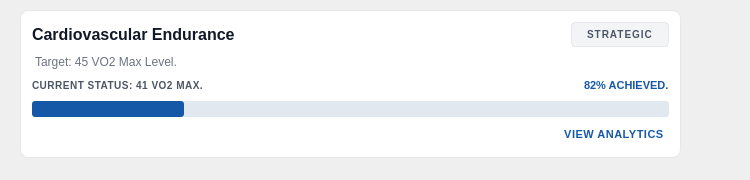
iharisrao/zenith-health-suite, file ZenithHealthSuite/GoalsCard.ui: the form before one commit.
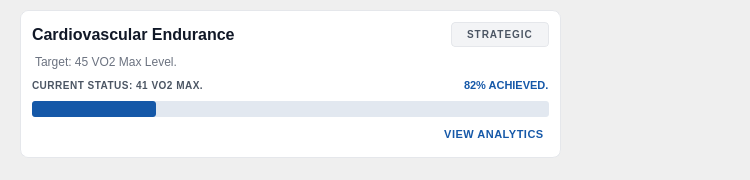
The form after the commit.

What changed in the file:
```diff
--- a/ZenithHealthSuite/GoalsCard.ui
+++ b/ZenithHealthSuite/GoalsCard.ui
@@ -93,10 +93,16 @@
     <rect>
      <x>20</x>
      <y>10</y>
-     <width>661</width>
+     <width>541</width>
      <height>148</height>
     </rect>
    </property>
+   <property name="sizePolicy">
+    <sizepolicy hsizetype="Fixed" vsizetype="Preferred">
+     <horstretch>0</horstretch>
+     <verstretch>0</verstretch>
+    </sizepolicy>
+   </property>
    <property name="styleSheet">
     <string notr="true"/>
    </property>
```
